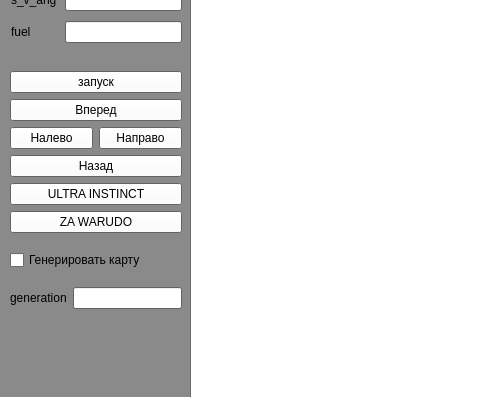
Before: the Qt Designer form mainwindow.ui in Polliakoff/Collabreequeue-2-rep, drawn with Qt 5; both pictures show x 0 to 480 and y 282 to 679 of the 1368 by 768 pixel window.
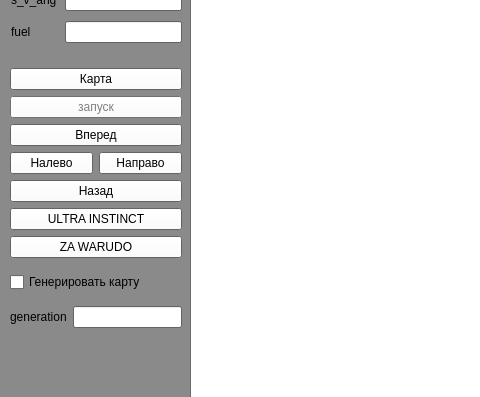
After: the same form once the commit is applied.

Commit message: map scroller (with artifacts)

What changed in the file:
```diff
--- a/mainwindow.ui
+++ b/mainwindow.ui
@@ -478,7 +478,7 @@
       <x>10</x>
       <y>342</y>
       <width>172</width>
-      <height>262</height>
+      <height>277</height>
      </rect>
     </property>
     <layout class="QGridLayout" name="gridLayout_3">
@@ -486,41 +486,51 @@
       <layout class="QGridLayout" name="gridLayout_2">
        <item row="0" column="0">
         <layout class="QGridLayout" name="gridLayout">
-         <item row="2" column="0">
-          <widget class="QPushButton" name="pushButton_4">
-           <property name="text">
-            <string>Налево</string>
-           </property>
-          </widget>
-         </item>
-         <item row="2" column="1">
+         <item row="3" column="1">
           <widget class="QPushButton" name="pushButton_5">
            <property name="text">
             <string>Направо</string>
            </property>
           </widget>
          </item>
-         <item row="0" column="0" colspan="2">
+         <item row="3" column="0">
+          <widget class="QPushButton" name="pushButton_4">
+           <property name="text">
+            <string>Налево</string>
+           </property>
+          </widget>
+         </item>
+         <item row="1" column="0" colspan="2">
           <widget class="QPushButton" name="pushButton">
+           <property name="enabled">
+            <bool>false</bool>
+           </property>
            <property name="text">
             <string>запуск</string>
            </property>
           </widget>
          </item>
-         <item row="1" column="0" colspan="2">
+         <item row="2" column="0" colspan="2">
           <widget class="QPushButton" name="pushButton_2">
            <property name="text">
             <string>Вперед</string>
            </property>
           </widget>
          </item>
-         <item row="3" column="0" colspan="2">
+         <item row="4" column="0" colspan="2">
           <widget class="QPushButton" name="pushButton_3">
            <property name="text">
             <string>Назад</string>
            </property>
           </widget>
          </item>
+         <item row="0" column="0" colspan="2">
+          <widget class="QPushButton" name="pushButton_8">
+           <property name="text">
+            <string>Карта</string>
+           </property>
+          </widget>
+         </item>
         </layout>
        </item>
        <item row="1" column="0">
```
The commit also changes 2 other files.
